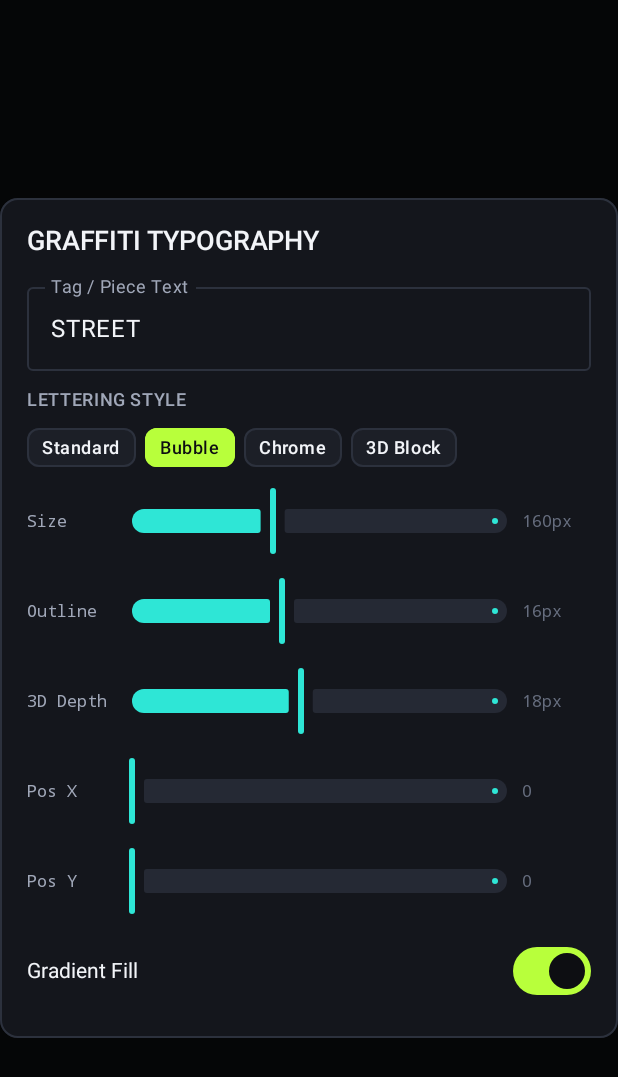
After one commit to khafidzamrdn/graffiti-studio, an Android app built with Jetpack Compose: the composable TypographyDialog called with empty values, on a phone screen of 412 x 824 dp. The commit adds this screen. Shown: the top 1077 px of the screen. Run offline under Robolectric (Android 15) with nearby library versions, the phone set to English and light mode, and no system bars.

Commit message:
feat(typography): implement Milestone 5 Graffiti Typography engine and editor

```diff
--- /dev/null
+++ b/feature/workspace/src/main/kotlin/com/graffitistudio/feature/workspace/TypographyDialog.kt
@@ -0,0 +1,388 @@
+package com.graffitistudio.feature.workspace
+
+import androidx.compose.foundation.BorderStroke
+import androidx.compose.foundation.background
+import androidx.compose.foundation.border
+import androidx.compose.foundation.clickable
+import androidx.compose.foundation.horizontalScroll
+import androidx.compose.foundation.layout.Arrangement
+import androidx.compose.foundation.layout.Box
+import androidx.compose.foundation.layout.Column
+import androidx.compose.foundation.layout.Row
+import androidx.compose.foundation.layout.fillMaxWidth
+import androidx.compose.foundation.layout.heightIn
+import androidx.compose.foundation.layout.padding
+import androidx.compose.foundation.layout.size
+import androidx.compose.foundation.layout.width
+import androidx.compose.foundation.rememberScrollState
+import androidx.compose.foundation.shape.CircleShape
+import androidx.compose.foundation.shape.RoundedCornerShape
+import androidx.compose.foundation.verticalScroll
+import androidx.compose.material.icons.Icons
+import androidx.compose.material.icons.filled.Close
+import androidx.compose.material3.Icon
+import androidx.compose.material3.MaterialTheme
+import androidx.compose.material3.OutlinedTextField
+import androidx.compose.material3.OutlinedTextFieldDefaults
+import androidx.compose.material3.Slider
+import androidx.compose.material3.SliderDefaults
+import androidx.compose.material3.Surface
+import androidx.compose.material3.Switch
+import androidx.compose.material3.SwitchDefaults
+import androidx.compose.material3.Text
+import androidx.compose.material3.TextButton
+import androidx.compose.runtime.Composable
+import androidx.compose.runtime.getValue
+import androidx.compose.runtime.mutableFloatStateOf
+import androidx.compose.runtime.mutableIntStateOf
+import androidx.compose.runtime.mutableStateOf
+import androidx.compose.runtime.remember
+import androidx.compose.runtime.setValue
+import androidx.compose.ui.Alignment
+import androidx.compose.ui.Modifier
+import androidx.compose.ui.draw.clip
+import androidx.compose.ui.graphics.Color
+import androidx.compose.ui.unit.dp
+import androidx.compose.ui.window.Dialog
+import com.graffitistudio.core.designsystem.component.UrbanPanel
+import com.graffitistudio.core.designsystem.component.UrbanPrimaryButton
+import com.graffitistudio.core.designsystem.theme.LocalUrbanColors
+import com.graffitistudio.core.designsystem.theme.UrbanPalette
+import com.graffitistudio.core.domain.model.GraffitiTextElement
+import com.graffitistudio.core.domain.model.GraffitiTextStyle
+import java.util.UUID
+import kotlin.math.roundToInt
+
+@Composable
+fun TypographyDialog(
+    activeLayerId: String,
+    existingElements: List<GraffitiTextElement>,
+    docWidth: Int,
+    docHeight: Int,
+    onDismiss: () -> Unit,
+    onApply: (GraffitiTextElement) -> Unit,
+    onDelete: (layerId: String, elementId: String) -> Unit
+) {
+    val colors = LocalUrbanColors.current
+
+    var editingId by remember { mutableStateOf<String?>(null) }
+    var text by remember { mutableStateOf("STREET") }
+    var style by remember { mutableStateOf(GraffitiTextStyle.BUBBLE) }
+    var fontSizePx by remember { mutableFloatStateOf(160f) }
+    var outlineWidthPx by remember { mutableFloatStateOf(16f) }
+    var extrusionDepthPx by remember { mutableFloatStateOf(18f) }
+    var shadowEnabled by remember { mutableStateOf(true) }
+    var useGradientFill by remember { mutableStateOf(true) }
+    var primaryColor by remember { mutableIntStateOf(UrbanPalette.studioSwatches[0]) }
+    var secondaryColor by remember { mutableIntStateOf(UrbanPalette.studioSwatches[1]) }
+    var posX by remember { mutableFloatStateOf(docWidth * 0.5f) }
+    var posY by remember { mutableFloatStateOf(docHeight * 0.55f) }
+
+    fun loadElement(el: GraffitiTextElement) {
+        editingId = el.id
+        text = el.text
+        style = el.style
+        fontSizePx = el.fontSizePx
+        outlineWidthPx = el.outlineWidthPx
+        extrusionDepthPx = el.extrusionDepthPx
+        shadowEnabled = el.shadowEnabled
+        useGradientFill = el.useGradientFill
+        primaryColor = el.primaryColorArgb
+        secondaryColor = el.secondaryColorArgb
+        posX = el.x
+        posY = el.y
+    }
+
+    Dialog(onDismissRequest = onDismiss) {
+        UrbanPanel {
+            Column(
+                modifier = Modifier
+                    .fillMaxWidth()
+                    .heightIn(max = 560.dp)
+                    .verticalScroll(rememberScrollState())
+                    .padding(18.dp),
+                verticalArrangement = Arrangement.spacedBy(12.dp)
+            ) {
+                Text(
+                    text = "GRAFFITI TYPOGRAPHY",
+                    style = MaterialTheme.typography.titleLarge,
+                    color = colors.textPrimary
+                )
+
+                if (existingElements.isNotEmpty()) {
+                    Text(
+                        text = "EDIT EXISTING ON LAYER",
+                        style = MaterialTheme.typography.labelMedium,
+                        color = colors.textSecondary
+                    )
+                    Row(
+                        modifier = Modifier
+                            .fillMaxWidth()
+                            .horizontalScroll(rememberScrollState()),
+                        horizontalArrangement = Arrangement.spacedBy(6.dp)
+                    ) {
+                        Surface(
+                            shape = RoundedCornerShape(6.dp),
+                            color = if (editingId == null) colors.accentLime else colors.surfaceElevated,
+                            modifier = Modifier.clickable {
+                                editingId = null
+                                text = "STREET"
+                                posX = docWidth * 0.5f
+                                posY = docHeight * 0.55f
+                            }
+                        ) {
+                            Text(
+                                text = "+ New",
+                                style = MaterialTheme.typography.labelSmall,
+                                color = if (editingId == null) colors.onAccent else colors.textPrimary,
+                                modifier = Modifier.padding(horizontal = 10.dp, vertical = 6.dp)
+                            )
+                        }
+                        existingElements.forEach { el ->
+                            val selected = editingId == el.id
+                            Surface(
+                                shape = RoundedCornerShape(6.dp),
+                                color = if (selected) colors.surfaceHighlight else colors.surfaceElevated,
+                                border = BorderStroke(
+                                    1.dp,
+                                    if (selected) colors.accentCyan else colors.borderSubtle
+                                ),
+                                modifier = Modifier.clickable { loadElement(el) }
+                            ) {
+                                Row(
+                                    modifier = Modifier.padding(horizontal = 8.dp, vertical = 6.dp),
+                                    verticalAlignment = Alignment.CenterVertically,
+                                    horizontalArrangement = Arrangement.spacedBy(4.dp)
+                                ) {
+                                    Text(
+                                        text = el.text,
+                                        style = MaterialTheme.typography.labelSmall,
+                                        color = if (selected) colors.accentCyan else colors.textPrimary
+                                    )
+                                    Icon(
+                                        imageVector = Icons.Default.Close,
+                                        contentDescription = "Delete text",
+                                        tint = colors.textMuted,
+                                        modifier = Modifier
+                                            .size(14.dp)
+                                            .clickable {
+                                                onDelete(activeLayerId, el.id)
+                                                if (editingId == el.id) editingId = null
+                                            }
+                                    )
+                                }
+                            }
+                        }
+                    }
+                }
+
+                OutlinedTextField(
+                    value = text,
+                    onValueChange = { text = it },
+                    label = { Text("Tag / Piece Text") },
+                    singleLine = true,
+                    modifier = Modifier.fillMaxWidth(),
+                    colors = OutlinedTextFieldDefaults.colors(
+                        focusedBorderColor = colors.accentLime,
+                        unfocusedBorderColor = colors.borderSubtle,
+                        focusedTextColor = colors.textPrimary,
+                        unfocusedTextColor = colors.textPrimary
+                    )
+                )
+
+                Text(
+                    text = "LETTERING STYLE",
+                    style = MaterialTheme.typography.labelMedium,
+                    color = colors.textSecondary
+                )
+                Row(
+                    modifier = Modifier
+                        .fillMaxWidth()
+                        .horizontalScroll(rememberScrollState()),
+                    horizontalArrangement = Arrangement.spacedBy(6.dp)
+                ) {
+                    GraffitiTextStyle.entries.forEach { item ->
+                        val selected = style == item
+                        Surface(
+                            shape = RoundedCornerShape(8.dp),
+                            color = if (selected) colors.accentLime else colors.surfaceElevated,
+                            border = BorderStroke(
+                                1.dp,
+                                if (selected) colors.accentLime else colors.borderSubtle
+                            ),
+                            modifier = Modifier.clickable { style = item }
+                        ) {
+                            Text(
+                                text = item.displayName,
+                                style = MaterialTheme.typography.labelMedium,
+                                color = if (selected) colors.onAccent else colors.textPrimary,
+                                modifier = Modifier.padding(horizontal = 10.dp, vertical = 6.dp)
+                            )
+                        }
+                    }
+                }
+
+                TypographySlider("Size", fontSizePx, 40f..360f, "${fontSizePx.roundToInt()}px") {
+                    fontSizePx = it
+                }
+                TypographySlider("Outline", outlineWidthPx, 0f..40f, "${outlineWidthPx.roundToInt()}px") {
+                    outlineWidthPx = it
+                }
+                TypographySlider("3D Depth", extrusionDepthPx, 0f..40f, "${extrusionDepthPx.roundToInt()}px") {
+                    extrusionDepthPx = it
+                }
+                TypographySlider("Pos X", posX, 0f..docWidth.toFloat(), "${posX.roundToInt()}") {
+                    posX = it
+                }
+                TypographySlider("Pos Y", posY, 0f..docHeight.toFloat(), "${posY.roundToInt()}") {
+                    posY = it
+                }
+
+                Row(
+                    modifier = Modifier.fillMaxWidth(),
+                    horizontalArrangement = Arrangement.SpaceBetween,
+                    verticalAlignment = Alignment.CenterVertically
+                ) {
+                    Text("Gradient Fill", style = MaterialTheme.typography.bodyMedium, color = colors.textPrimary)
+                    Switch(
+                        checked = useGradientFill,
+                        onCheckedChange = { useGradientFill = it },
+                        enabled = style != GraffitiTextStyle.CHROME,
+                        colors = SwitchDefaults.colors(
+                            checkedThumbColor = colors.onAccent,
+                            checkedTrackColor = colors.accentLime
+                        )
+                    )
+                }
+
+                Row(
+                    modifier = Modifier.fillMaxWidth(),
+                    horizontalArrangement = Arrangement.SpaceBetween,
+                    verticalAlignment = Alignment.CenterVertically
+                ) {
+                    Text("Drop Shadow", style = MaterialTheme.typography.bodyMedium, color = colors.textPrimary)
+                    Switch(
+                        checked = shadowEnabled,
+                        onCheckedChange = { shadowEnabled = it },
+                        colors = SwitchDefaults.colors(
+                            checkedThumbColor = colors.onAccent,
+                            checkedTrackColor = colors.accentLime
+                        )
+                    )
+                }
+
+                if (style != GraffitiTextStyle.CHROME) {
+                    Text("PRIMARY COLOR", style = MaterialTheme.typography.labelSmall, color = colors.textSecondary)
+                    ColorSwatchRow(selectedArgb = primaryColor, onSelect = { primaryColor = it })
+                    if (useGradientFill) {
+                        Text("GRADIENT END COLOR", style = MaterialTheme.typography.labelSmall, color = colors.textSecondary)
+                        ColorSwatchRow(selectedArgb = secondaryColor, onSelect = { secondaryColor = it })
+                    }
+                }
+
+                Row(
+                    modifier = Modifier.fillMaxWidth(),
+                    horizontalArrangement = Arrangement.End
+                ) {
+                    TextButton(onClick = onDismiss) {
+                        Text("Cancel", color = colors.textSecondary)
+                    }
+                    UrbanPrimaryButton(
+                        enabled = text.isNotBlank(),
+                        onClick = {
+                            onApply(
+                                GraffitiTextElement(
+                                    id = editingId ?: UUID.randomUUID().toString(),
+                                    layerId = activeLayerId,
+                                    text = text.trim(),
+                                    x = posX,
+                                    y = posY,
+                                    fontSizePx = fontSizePx,
+                                    style = style,
+                                    primaryColorArgb = primaryColor,
+                                    secondaryColorArgb = secondaryColor,
+                                    useGradientFill = useGradientFill,
+                                    outlineWidthPx = outlineWidthPx,
+                                    shadowEnabled = shadowEnabled,
+                                    extrusionDepthPx = extrusionDepthPx
+                                )
+                            )
+                        }
+                    ) {
+                        Text(if (editingId != null) "Update Text" else "Apply Text")
+                    }
+                }
+            }
+        }
+    }
+}
+
+@Composable
+private fun TypographySlider(
+    label: String,
+    value: Float,
+    range: ClosedFloatingPointRange<Float>,
+    readout: String,
+    onValueChange: (Float) -> Unit
+) {
+    val colors = LocalUrbanColors.current
+    Row(
+        modifier = Modifier.fillMaxWidth(),
+        verticalAlignment = Alignment.CenterVertically,
+        horizontalArrangement = Arrangement.spacedBy(8.dp)
+    ) {
+        Text(
+            text = label,
+            style = MaterialTheme.typography.labelSmall,
+            color = colors.textSecondary,
+            modifier = Modifier.width(60.dp)
+        )
+        Slider(
+            value = value,
+            onValueChange = onValueChange,
+            valueRange = range,
+            modifier = Modifier.weight(1f),
+            colors = SliderDefaults.colors(
+                thumbColor = colors.accentCyan,
+                activeTrackColor = colors.accentCyan,
+                inactiveTrackColor = colors.surfaceHighlight
+            )
+        )
+        Text(
+            text = readout,
+            style = MaterialTheme.typography.labelSmall,
+            color = colors.textMuted,
+            modifier = Modifier.width(46.dp)
+        )
+    }
+}
+
+@Composable
+private fun ColorSwatchRow(
+    selectedArgb: Int,
+    onSelect: (Int) -> Unit
+) {
+    val colors = LocalUrbanColors.current
+    Row(
+        modifier = Modifier
+            .fillMaxWidth()
+            .horizontalScroll(rememberScrollState()),
+        horizontalArrangement = Arrangement.spacedBy(8.dp)
+    ) {
+        UrbanPalette.studioSwatches.forEach { argb ->
+            val selected = selectedArgb == argb
+            Box(
+                modifier = Modifier
+                    .size(26.dp)
+                    .clip(CircleShape)
+                    .background(Color(argb))
+                    .border(
+                        width = if (selected) 2.5.dp else 1.dp,
+                        color = if (selected) colors.accentLime else colors.borderSubtle,
+                        shape = CircleShape
+                    )
+                    .clickable { onSelect(argb) }
+            )
+        }
+    }
+}
```
Also changed, not shown: core/domain/src/main/kotlin/com/graffitistudio/core/domain/model/DrawingModels.kt (+31 -1 lines), engine/drawing/src/main/kotlin/com/graffitistudio/engine/drawing/DrawingEngine.kt (+76 -0 lines), engine/drawing/src/main/kotlin/com/graffitistudio/engine/drawing/GraffitiTextRenderer.kt (added, +141 -0 lines), feature/workspace/src/main/kotlin/com/graffitistudio/feature/workspace/WorkspaceScreen.kt (+22 -0 lines), feature/workspace/src/main/kotlin/com/graffitistudio/feature/workspace/WorkspaceViewModel.kt (+19 -0 lines), 1 other file.
